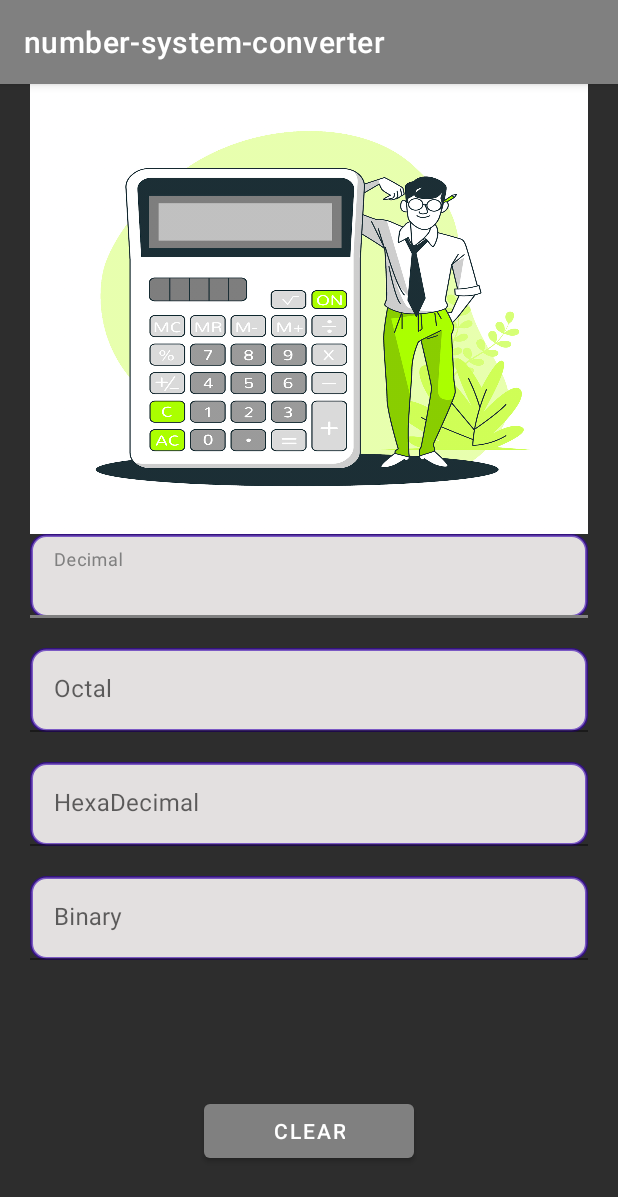
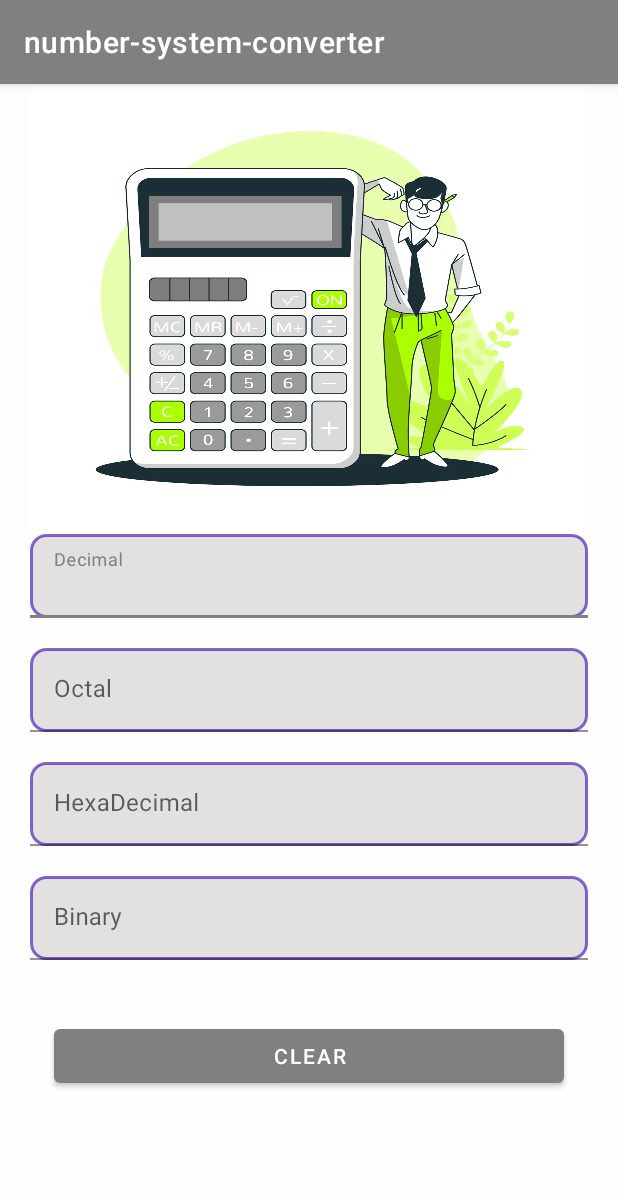
Before and after one commit to kareem-01/number-systems-converter, an Android app: the screen it shows after launch (MainActivity), on a phone screen of 412 x 824 dp. Shown: the top 1197 px of the screen. Run offline under Robolectric (Android 15) with nearby library versions, the phone set to English and light mode, and no system bars.

Commit message:
change colors and some dimensions

```diff
--- a/app/src/main/res/drawable/numbers_background.xml
+++ b/app/src/main/res/drawable/numbers_background.xml
@@ -3,5 +3,5 @@
     <solid
         android:color="#E3E0E0"/>
     <corners android:radius="10dp"/>
-    <stroke  android:color="#993700B3" android:width="2dp"/>
+    <stroke  android:color="@color/numbers_stroke_color" android:width="2dp"/>
 </shape>
--- a/app/src/main/res/layout/activity_main.xml
+++ b/app/src/main/res/layout/activity_main.xml
@@ -4,26 +4,20 @@
     android:layout_width="match_parent"
     android:layout_height="match_parent"
 
+    android:background="@color/image_background_color"
     android:orientation="vertical"
     android:paddingHorizontal="@dimen/parent_layout_padding_horizontal"
-    tools:context=".MainActivity"
-    android:background="#2D2D2D"
-      >
+    tools:context=".MainActivity">
 
     <LinearLayout
         android:layout_width="match_parent"
         android:layout_height="wrap_content"
-        android:orientation="vertical"
-        >
+        android:orientation="vertical">
+
         <ImageView
             android:layout_width="wrap_content"
             android:layout_height="300dp"
             android:background="@drawable/image_person" />
-
-        <!--        <ImageView-->
-        <!--            android:layout_width="wrap_content"-->
-        <!--            android:layout_height="156dp"-->
-        <!--            android:background="@drawable/calculator_pic" />-->
 
         <com.google.android.material.textfield.TextInputLayout
             android:layout_width="match_parent"
@@ -40,6 +34,7 @@
                 android:digits="@string/decimal_allowed_digits"
                 android:hint="@string/decimal_name"
                 android:inputType="number"
+                android:maxLength="10"
                 android:minHeight="@dimen/minimum_text_height" />
         </com.google.android.material.textfield.TextInputLayout>
 
@@ -56,9 +51,8 @@
                 android:digits="@string/octa_allowed_digits"
                 android:hint="@string/octal_name"
                 android:inputType="number"
-                android:minHeight="@dimen/minimum_text_height"
-
-                />
+                android:maxLength="10"
+                android:minHeight="@dimen/minimum_text_height" />
         </com.google.android.material.textfield.TextInputLayout>
 
         <com.google.android.material.textfield.TextInputLayout
@@ -73,7 +67,9 @@
                 android:background="@drawable/numbers_background"
                 android:digits="@string/hexadecimal_allowed_digits"
                 android:hint="@string/hexadecimal_name"
+                android:maxLength="10"
                 android:minHeight="@dimen/minimum_text_height" />
+
         </com.google.android.material.textfield.TextInputLayout>
 
         <com.google.android.material.textfield.TextInputLayout
@@ -89,14 +85,13 @@
                 android:digits="@string/binary_allowed_digits"
                 android:hint="@string/binary_name"
                 android:inputType="number"
-                android:minHeight="@dimen/minimum_text_height"
-                android:textColor="#FFFFFF"
-                />
+                android:maxLength="10"
+                android:minHeight="@dimen/minimum_text_height" />
         </com.google.android.material.textfield.TextInputLayout>
 
         <Button
             android:id="@+id/clearButton"
-            android:layout_width="wrap_content"
+            android:layout_width="match_parent"
             android:layout_height="wrap_content"
             android:layout_gravity="center"
 
@@ -104,7 +99,9 @@
             android:layout_marginTop="@dimen/button_margin_top"
             android:paddingHorizontal="46dp"
             android:paddingVertical="@dimen/clear_button_vertical_padding"
-            android:text="@string/button_clear" />
+            android:text="@string/button_clear"
+
+            />
 
 
     </LinearLayout>
--- a/app/src/main/res/values/colors.xml
+++ b/app/src/main/res/values/colors.xml
@@ -11,4 +11,6 @@
     <color name="background_start_color">#18DDCA</color>
     <color name="main_background_color">#5C5C5C</color>
     <color name="dark_grey">#808080</color>
+    <color name="image_background_color">#FFFEFEFE</color>
+    <color name="numbers_stroke_color">#993700B3</color>
 </resources>
--- a/app/src/main/res/values/dimens.xml
+++ b/app/src/main/res/values/dimens.xml
@@ -5,5 +5,5 @@
     <dimen name="spacing">20dp</dimen>
     <dimen name="clear_horizontal_margin">16dp</dimen>
     <dimen name="clear_button_vertical_padding">8dp</dimen>
-    <dimen name="button_margin_top">70dp</dimen>
+    <dimen name="button_margin_top">20dp</dimen>
 </resources>
```
